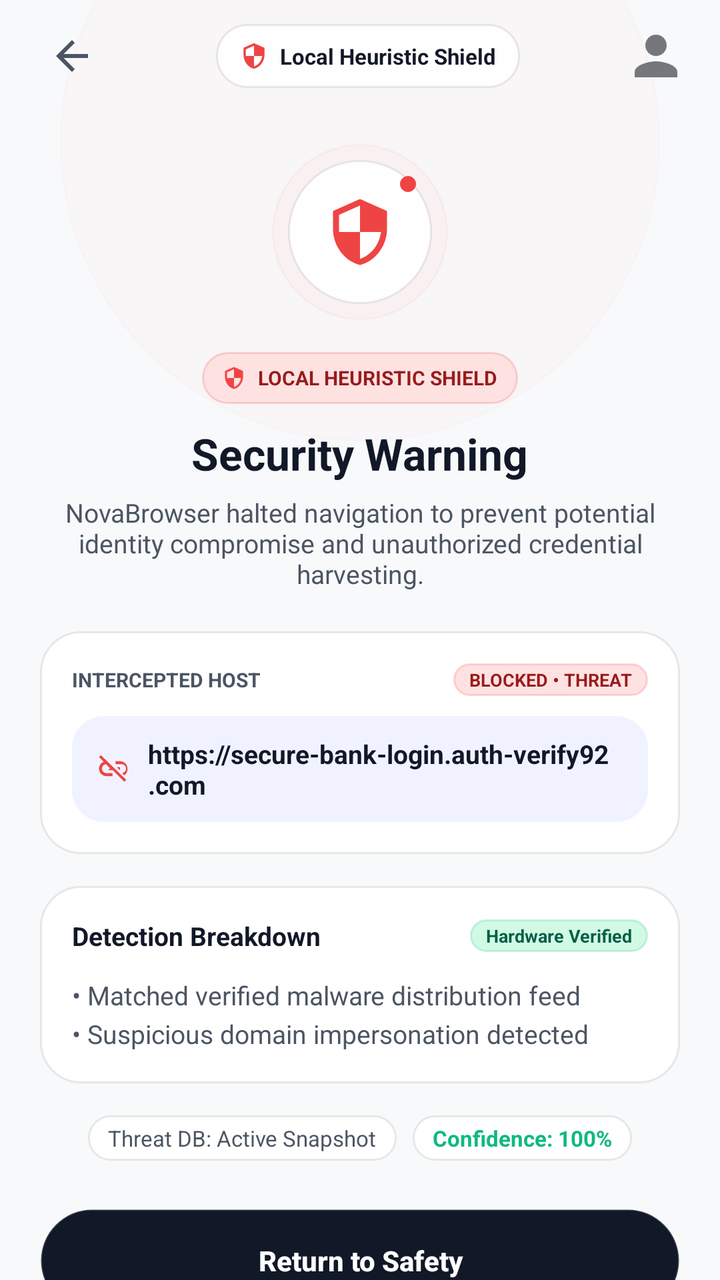
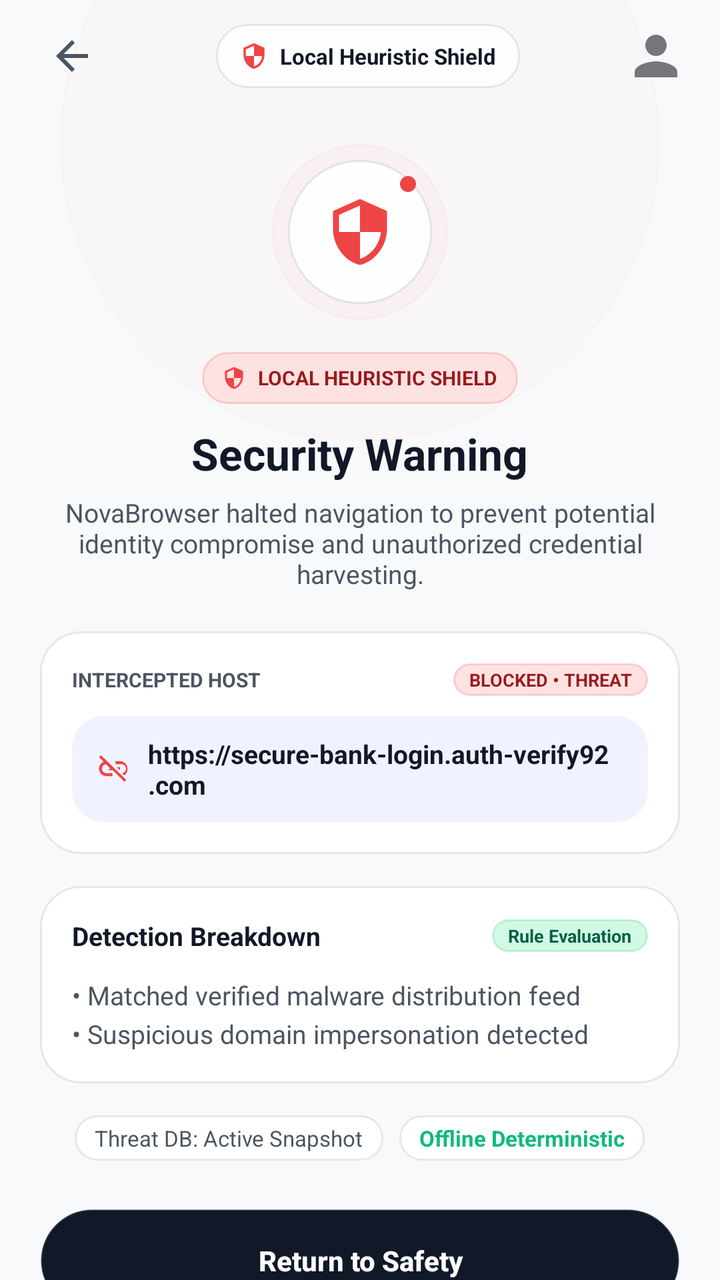

Compare the two renders of this Android layout. The source of the first and the diff that turns it into the second are given below.
<!-- AndroidManifest.xml: activity theme Theme.NovaBrowser -->
<!-- res/layout/activity_security_warning.xml -->
<?xml version="1.0" encoding="utf-8"?>
<ScrollView xmlns:android="http://schemas.android.com/apk/res/android"
    xmlns:app="http://schemas.android.com/apk/res-auto"
    xmlns:tools="http://schemas.android.com/tools"
    android:layout_width="match_parent"
    android:layout_height="match_parent"
    android:background="@color/canvas_base"
    android:fillViewport="true"
    android:scrollbars="none">

    <androidx.constraintlayout.widget.ConstraintLayout
        android:layout_width="match_parent"
        android:layout_height="wrap_content"
        android:paddingBottom="32dp">

        
        <View
            android:id="@+id/ambientCrimsonGlow"
            android:layout_width="300dp"
            android:layout_height="300dp"
            android:layout_marginTop="-80dp"
            android:background="@drawable/bg_badge_red"
            android:alpha="0.12"
            app:layout_constraintEnd_toEndOf="parent"
            app:layout_constraintStart_toStartOf="parent"
            app:layout_constraintTop_toTopOf="parent" />

        
        <LinearLayout
            android:id="@+id/warningTopHeader"
            android:layout_width="match_parent"
            android:layout_height="56dp"
            android:gravity="center_vertical"
            android:orientation="horizontal"
            android:paddingHorizontal="16dp"
            app:layout_constraintTop_toTopOf="parent">

            <ImageButton
                android:id="@+id/btnWarningBack"
                android:layout_width="40dp"
                android:layout_height="40dp"
                android:background="?attr/selectableItemBackgroundBorderless"
                android:contentDescription="Back"
                android:src="@drawable/ic_arrow_back"
                app:tint="@color/text_secondary" />

            <View
                android:layout_width="0dp"
                android:layout_height="1dp"
                android:layout_weight="1" />

            
            <LinearLayout
                android:layout_width="wrap_content"
                android:layout_height="32dp"
                android:background="@drawable/bg_glass_pill"
                android:gravity="center_vertical"
                android:orientation="horizontal"
                android:paddingHorizontal="12dp">

                <ImageView
                    android:layout_width="14dp"
                    android:layout_height="14dp"
                    android:contentDescription="Shield"
                    android:src="@drawable/ic_security"
                    app:tint="@color/risk_blocked" />

                <TextView
                    android:layout_width="wrap_content"
                    android:layout_height="wrap_content"
                    android:layout_marginStart="6dp"
                    android:text="Local Heuristic Shield"
                    android:textColor="@color/text_primary"
                    android:textSize="11sp"
                    android:textStyle="bold" />
            </LinearLayout>

            <View
                android:layout_width="0dp"
                android:layout_height="1dp"
                android:layout_weight="1" />

            <ImageView
                android:layout_width="32dp"
                android:layout_height="32dp"
                android:contentDescription="Profile"
                android:src="@drawable/ic_profile_placeholder" />
        </LinearLayout>

        
        <LinearLayout
            android:layout_width="match_parent"
            android:layout_height="wrap_content"
            android:gravity="center_horizontal"
            android:orientation="vertical"
            android:paddingHorizontal="20dp"
            app:layout_constraintTop_toBottomOf="@id/warningTopHeader">

            
            <FrameLayout
                android:layout_width="88dp"
                android:layout_height="88dp"
                android:layout_marginTop="16dp">

                
                <View
                    android:layout_width="88dp"
                    android:layout_height="88dp"
                    android:background="@drawable/bg_badge_red"
                    android:alpha="0.25" />

                
                <FrameLayout
                    android:layout_width="72dp"
                    android:layout_height="72dp"
                    android:layout_gravity="center"
                    android:background="@drawable/bg_glass_pill"
                    android:elevation="3dp">

                    <ImageView
                        android:id="@+id/ivWarningIcon"
                        android:layout_width="36dp"
                        android:layout_height="36dp"
                        android:layout_gravity="center"
                        android:contentDescription="Threat Blocked"
                        android:src="@drawable/ic_security"
                        app:tint="@color/risk_blocked" />

                    
                    <View
                        android:layout_width="8dp"
                        android:layout_height="8dp"
                        android:layout_gravity="top|end"
                        android:layout_marginTop="8dp"
                        android:layout_marginEnd="8dp"
                        android:background="@drawable/bg_dot_red" />
                </FrameLayout>
            </FrameLayout>

            
            <LinearLayout
                android:layout_width="wrap_content"
                android:layout_height="26dp"
                android:layout_marginTop="16dp"
                android:background="@drawable/bg_badge_red"
                android:gravity="center_vertical"
                android:orientation="horizontal"
                android:paddingHorizontal="10dp">

                <ImageView
                    android:layout_width="12dp"
                    android:layout_height="12dp"
                    android:contentDescription="Alert"
                    android:src="@drawable/ic_security"
                    app:tint="@color/risk_blocked" />

                <TextView
                    android:id="@+id/tvRiskLevelBadge"
                    android:layout_width="wrap_content"
                    android:layout_height="wrap_content"
                    android:layout_marginStart="6dp"
                    android:text="LOCAL HEURISTIC SHIELD"
                    android:textColor="@color/risk_blocked_on_container"
                    android:textSize="10sp"
                    android:textStyle="bold" />
            </LinearLayout>

            
            <TextView
                android:id="@+id/tvWarningTitle"
                android:layout_width="wrap_content"
                android:layout_height="wrap_content"
                android:layout_marginTop="10dp"
                android:text="Security Warning"
                android:textColor="@color/text_primary"
                android:textSize="22sp"
                android:textStyle="bold" />

            <TextView
                android:layout_width="match_parent"
                android:layout_height="wrap_content"
                android:layout_marginTop="6dp"
                android:gravity="center"
                android:text="NovaBrowser halted navigation to prevent potential identity compromise and unauthorized credential harvesting."
                android:textColor="@color/text_secondary"
                android:textSize="13sp" />

            
            <LinearLayout
                android:layout_width="match_parent"
                android:layout_height="wrap_content"
                android:layout_marginTop="20dp"
                android:background="@drawable/bg_glass_card"
                android:elevation="1dp"
                android:orientation="vertical"
                android:padding="16dp">

                <LinearLayout
                    android:layout_width="match_parent"
                    android:layout_height="wrap_content"
                    android:gravity="center_vertical"
                    android:orientation="horizontal">

                    <TextView
                        android:layout_width="0dp"
                        android:layout_height="wrap_content"
                        android:layout_weight="1"
                        android:text="INTERCEPTED HOST"
                        android:textColor="@color/text_secondary"
                        android:textSize="10sp"
                        android:textStyle="bold" />

                    <TextView
                        android:id="@+id/tvInterceptedStatusBadge"
                        android:layout_width="wrap_content"
                        android:layout_height="wrap_content"
                        android:background="@drawable/bg_badge_red"
                        android:paddingHorizontal="8dp"
                        android:paddingVertical="2dp"
                        android:text="BLOCKED • THREAT"
                        android:textColor="@color/risk_blocked_on_container"
                        android:textSize="9sp"
                        android:textStyle="bold" />
                </LinearLayout>

                <LinearLayout
                    android:layout_width="match_parent"
                    android:layout_height="wrap_content"
                    android:layout_marginTop="10dp"
                    android:background="@drawable/bg_glass_subtle"
                    android:gravity="center_vertical"
                    android:orientation="horizontal"
                    android:paddingHorizontal="12dp"
                    android:paddingVertical="10dp">

                    <ImageView
                        android:layout_width="18dp"
                        android:layout_height="18dp"
                        android:contentDescription="Broken Link"
                        android:src="@drawable/ic_link_off"
                        app:tint="@color/risk_blocked" />

                    <TextView
                        android:id="@+id/tvTargetUrl"
                        android:layout_width="0dp"
                        android:layout_height="wrap_content"
                        android:layout_marginStart="8dp"
                        android:layout_weight="1"
                        android:text="https://secure-bank-login.auth-verify92.com"
                        android:textColor="@color/text_primary"
                        android:textSize="13sp"
                        android:textStyle="bold" />
                </LinearLayout>
            </LinearLayout>

            
            <LinearLayout
                android:layout_width="match_parent"
                android:layout_height="wrap_content"
                android:layout_marginTop="16dp"
                android:background="@drawable/bg_glass_card"
                android:elevation="1dp"
                android:orientation="vertical"
                android:padding="16dp">

                <LinearLayout
                    android:layout_width="match_parent"
                    android:layout_height="wrap_content"
                    android:gravity="center_vertical"
                    android:orientation="horizontal">

                    <TextView
                        android:layout_width="0dp"
                        android:layout_height="wrap_content"
                        android:layout_weight="1"
                        android:text="Detection Breakdown"
                        android:textColor="@color/text_primary"
                        android:textSize="13sp"
                        android:textStyle="bold" />

                    <TextView
                        android:layout_width="wrap_content"
                        android:layout_height="wrap_content"
                        android:background="@drawable/bg_badge_emerald"
                        android:paddingHorizontal="8dp"
                        android:paddingVertical="2dp"
                        android:text="Hardware Verified"
                        android:textColor="@color/risk_safe_on_container"
                        android:textSize="9sp"
                        android:textStyle="bold" />
                </LinearLayout>

                <TextView
                    android:id="@+id/tvThreatReasons"
                    android:layout_width="match_parent"
                    android:layout_height="wrap_content"
                    android:layout_marginTop="12dp"
                    android:lineSpacingExtra="4dp"
                    android:text="• Matched verified malware distribution feed\n• Suspicious domain impersonation detected"
                    android:textColor="@color/text_secondary"
                    android:textSize="13sp" />
            </LinearLayout>

            
            <LinearLayout
                android:layout_width="wrap_content"
                android:layout_height="wrap_content"
                android:layout_marginTop="16dp"
                android:gravity="center"
                android:orientation="horizontal">

                <TextView
                    android:id="@+id/tvSnapshotInfo"
                    android:layout_width="wrap_content"
                    android:layout_height="wrap_content"
                    android:background="@drawable/bg_glass_pill"
                    android:paddingHorizontal="10dp"
                    android:paddingVertical="4dp"
                    android:text="Threat DB: Active Snapshot"
                    android:textColor="@color/text_secondary"
                    android:textSize="11sp" />

                <TextView
                    android:layout_width="wrap_content"
                    android:layout_height="wrap_content"
                    android:layout_marginStart="8dp"
                    android:background="@drawable/bg_glass_pill"
                    android:paddingHorizontal="10dp"
                    android:paddingVertical="4dp"
                    android:text="Confidence: 100%"
                    android:textColor="@color/risk_safe"
                    android:textSize="11sp"
                    android:textStyle="bold" />
            </LinearLayout>

            
            <Button
                android:id="@+id/btnReturnToSafety"
                android:layout_width="match_parent"
                android:layout_height="52dp"
                android:layout_marginTop="24dp"
                android:background="@drawable/bg_glass_pill_dark"
                android:text="Return to Safety"
                android:textAllCaps="false"
                android:textColor="@color/text_on_primary"
                android:textSize="14sp"
                android:textStyle="bold"
                app:backgroundTint="@null" />

            
            <Button
                android:id="@+id/btnToggleDiagnostics"
                android:layout_width="match_parent"
                android:layout_height="44dp"
                android:layout_marginTop="8dp"
                android:background="@drawable/bg_glass_pill"
                android:text="Advanced Technical Details"
                android:textAllCaps="false"
                android:textColor="@color/text_primary"
                android:textSize="12sp"
                app:backgroundTint="@null" />

            
            <LinearLayout
                android:id="@+id/layoutDiagnosticsDrawer"
                android:layout_width="match_parent"
                android:layout_height="wrap_content"
                android:layout_marginTop="8dp"
                android:background="@drawable/bg_glass_subtle"
                android:orientation="vertical"
                android:padding="14dp"
                android:visibility="gone">

                <TextView
                    android:layout_width="wrap_content"
                    android:layout_height="wrap_content"
                    android:text="TELEMETRY ENCLAVE LOG"
                    android:textColor="@color/text_primary"
                    android:textSize="10sp"
                    android:textStyle="bold" />

                <TextView
                    android:id="@+id/tvDiagnosticsHex"
                    android:layout_width="match_parent"
                    android:layout_height="wrap_content"
                    android:layout_marginTop="8dp"
                    android:lineSpacingExtra="2dp"
                    android:text="ENGINE: Offline Deterministic Gate\nRULE_ID: URLHAUS_MALWARE_01\nACTION: HARD_BLOCK\nRISK_SCORE: 1.0"
                    android:textColor="@color/text_secondary"
                    android:textSize="11sp" />
            </LinearLayout>

            
            <Button
                android:id="@+id/btnProceedAnyway"
                android:layout_width="wrap_content"
                android:layout_height="wrap_content"
                android:layout_marginTop="12dp"
                android:background="?attr/selectableItemBackground"
                android:text="Ignore Warning &amp; Proceed"
                android:textAllCaps="false"
                android:textColor="@color/risk_blocked"
                android:textSize="12sp"
                android:visibility="gone"
                app:backgroundTint="@null" />

            
            <TextView
                android:layout_width="wrap_content"
                android:layout_height="wrap_content"
                android:layout_marginTop="20dp"
                android:text="Protected quietly on-device by Nova Intelligence"
                android:textColor="@color/text_tertiary"
                android:textSize="11sp" />

        </LinearLayout>
    </androidx.constraintlayout.widget.ConstraintLayout>
</ScrollView>
<!-- resources referenced by this layout -->
<resources>
  <color name="canvas_base">#F8F9FA</color>
  <color name="risk_blocked">#EF4444</color>
  <color name="risk_blocked_on_container">#991B1B</color>
  <color name="risk_safe">#10B981</color>
  <color name="risk_safe_on_container">#065F46</color>
  <color name="text_on_primary">#FFFFFF</color>
  <color name="text_primary">#111827</color>
  <color name="text_secondary">#4B5563</color>
  <color name="text_tertiary">#6B7280</color>
  <!-- drawable bg_badge_emerald (drawable) -->
  <?xml version="1.0" encoding="utf-8"?>
  <shape xmlns:android="http://schemas.android.com/apk/res/android"
      android:shape="rectangle">
      <corners android:radius="999dp" />
      <solid android:color="@color/risk_safe_container" />
      <stroke
          android:width="1dp"
          android:color="#3310B981" />
  </shape>
  <!-- drawable bg_badge_red (drawable) -->
  <?xml version="1.0" encoding="utf-8"?>
  <shape xmlns:android="http://schemas.android.com/apk/res/android"
      android:shape="rectangle">
      <corners android:radius="999dp" />
      <solid android:color="@color/risk_blocked_container" />
      <stroke
          android:width="1dp"
          android:color="#33EF4444" />
  </shape>
  <!-- drawable bg_dot_red (drawable) -->
  <?xml version="1.0" encoding="utf-8"?>
  <shape xmlns:android="http://schemas.android.com/apk/res/android"
      android:shape="oval">
      <solid android:color="@color/risk_blocked" />
  </shape>
  <!-- drawable bg_glass_card (drawable) -->
  <?xml version="1.0" encoding="utf-8"?>
  <shape xmlns:android="http://schemas.android.com/apk/res/android"
      android:shape="rectangle">
      <corners android:radius="20dp" />
      <solid android:color="@color/surface_bright" />
      <stroke
          android:width="1dp"
          android:color="@color/glass_border" />
  </shape>
  <!-- drawable bg_glass_pill (drawable) -->
  <?xml version="1.0" encoding="utf-8"?>
  <shape xmlns:android="http://schemas.android.com/apk/res/android"
      android:shape="rectangle">
      <corners android:radius="999dp" />
      <solid android:color="@color/glass_elevated" />
      <stroke
          android:width="1dp"
          android:color="@color/glass_border" />
  </shape>
  <!-- drawable bg_glass_pill_dark (drawable) -->
  <?xml version="1.0" encoding="utf-8"?>
  <shape xmlns:android="http://schemas.android.com/apk/res/android"
      android:shape="rectangle">
      <corners android:radius="999dp" />
      <solid android:color="@color/primary" />
      <stroke
          android:width="1dp"
          android:color="#33FFFFFF" />
  </shape>
  <!-- drawable bg_glass_subtle (drawable) -->
  <?xml version="1.0" encoding="utf-8"?>
  <shape xmlns:android="http://schemas.android.com/apk/res/android"
      android:shape="rectangle">
      <corners android:radius="16dp" />
      <solid android:color="@color/surface_container_low" />
  </shape>
  <!-- drawable ic_arrow_back (drawable) -->
  <vector xmlns:android="http://schemas.android.com/apk/res/android"
      android:width="24dp"
      android:height="24dp"
      android:viewportWidth="24"
      android:viewportHeight="24">
      <path
          android:fillColor="#0F172A"
          android:pathData="M20,11H7.83l5.59,-5.59L12,4l-8,8 8,8 1.41,-1.41L7.83,13H20v-2z" />
  </vector>
  <color name="risk_safe_container">#D1FAE5</color>
  <color name="risk_blocked_container">#FEE2E2</color>
  <color name="surface_bright">#FFFFFF</color>
  <color name="glass_border">#15000000</color>
  <color name="glass_elevated">#F2FFFFFF</color>
  <color name="primary">#111827</color>
  <color name="surface_container_low">#F0F3FF</color>
  <color name="primary_variant">#1F2937</color>
  <color name="accent">#10B981</color>
</resources>

<!-- the commit's change to res/layout/activity_security_warning.xml (unified diff, before → after) -->
@@ -284,7 +284,7 @@
                         android:background="@drawable/bg_badge_emerald"
                         android:paddingHorizontal="8dp"
                         android:paddingVertical="2dp"
-                        android:text="Hardware Verified"
+                        android:text="Rule Evaluation"
                         android:textColor="@color/risk_safe_on_container"
                         android:textSize="9sp"
                         android:textStyle="bold" />
@@ -321,13 +321,14 @@
                     android:textSize="11sp" />
 
                 <TextView
+                    android:id="@+id/tvEvaluationMode"
                     android:layout_width="wrap_content"
                     android:layout_height="wrap_content"
                     android:layout_marginStart="8dp"
                     android:background="@drawable/bg_glass_pill"
                     android:paddingHorizontal="10dp"
                     android:paddingVertical="4dp"
-                    android:text="Confidence: 100%"
+                    android:text="Offline Deterministic"
                     android:textColor="@color/risk_safe"
                     android:textSize="11sp"
                     android:textStyle="bold" />
@@ -374,7 +375,7 @@
                 <TextView
                     android:layout_width="wrap_content"
                     android:layout_height="wrap_content"
-                    android:text="TELEMETRY ENCLAVE LOG"
+                    android:text="SECURITY DIAGNOSTICS LOG"
                     android:textColor="@color/text_primary"
                     android:textSize="10sp"
                     android:textStyle="bold" />
